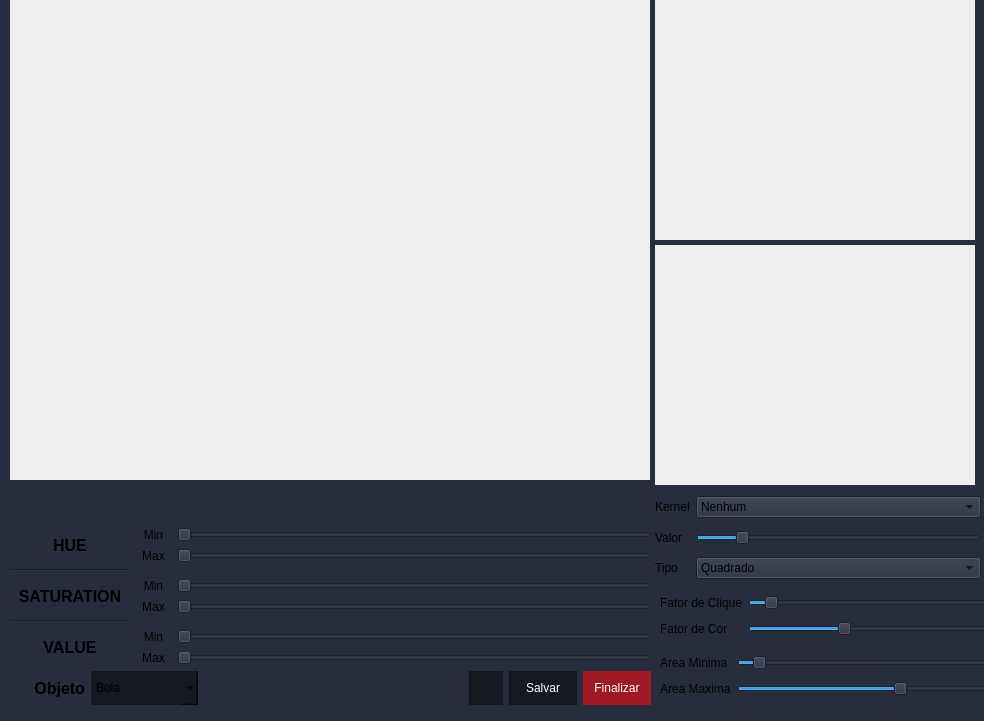
Qt form reddragons/interface/ui_files/cores.ui (Red-Dragons-UFSCar/red-visao) before a commit.
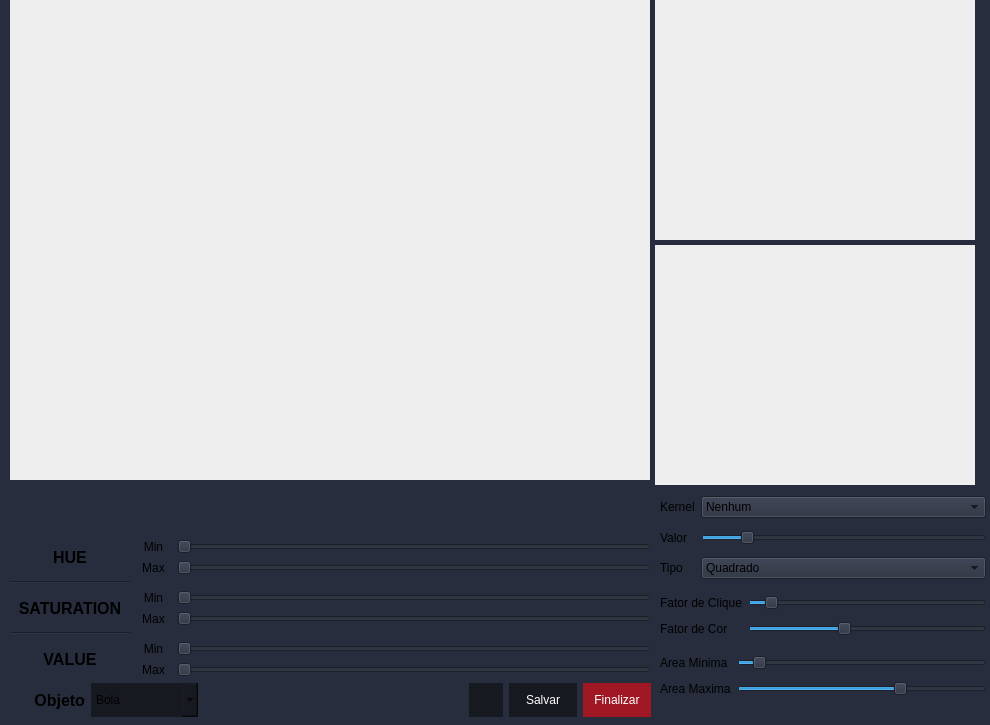
The same form after that commit. Icons and pictures are not drawn.

Commit message: redimensao cores.ui 990x725

The edit to the form file:
```diff
--- a/reddragons/interface/ui_files/cores.ui
+++ b/reddragons/interface/ui_files/cores.ui
@@ -6,10 +6,22 @@
    <rect>
     <x>0</x>
     <y>0</y>
-    <width>984</width>
-    <height>721</height>
+    <width>990</width>
+    <height>725</height>
    </rect>
   </property>
+  <property name="minimumSize">
+   <size>
+    <width>990</width>
+    <height>725</height>
+   </size>
+  </property>
+  <property name="maximumSize">
+   <size>
+    <width>990</width>
+    <height>725</height>
+   </size>
+  </property>
   <property name="windowTitle">
    <string>MainWindow</string>
   </property>
@@ -39,7 +51,7 @@
       <x>10</x>
       <y>485</y>
       <width>641</width>
-      <height>220</height>
+      <height>232</height>
      </rect>
     </property>
     <layout class="QVBoxLayout" name="verticalLayout">
@@ -498,7 +510,7 @@
    <widget class="QWidget" name="gridLayoutWidget">
     <property name="geometry">
      <rect>
-      <x>655</x>
+      <x>660</x>
       <y>490</y>
       <width>326</width>
       <height>98</height>
@@ -586,7 +598,7 @@
       <x>660</x>
       <y>590</y>
       <width>326</width>
-      <height>51</height>
+      <height>52</height>
      </rect>
     </property>
     <layout class="QGridLayout" name="gridLayout_6">
@@ -647,7 +659,7 @@
       <x>660</x>
       <y>650</y>
       <width>326</width>
-      <height>51</height>
+      <height>52</height>
      </rect>
     </property>
     <layout class="QGridLayout" name="gridLayout_7">
```
